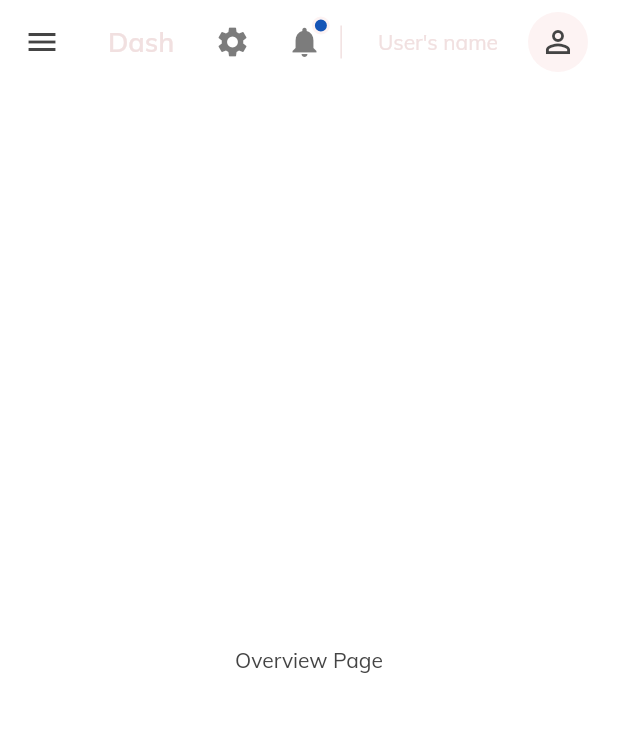
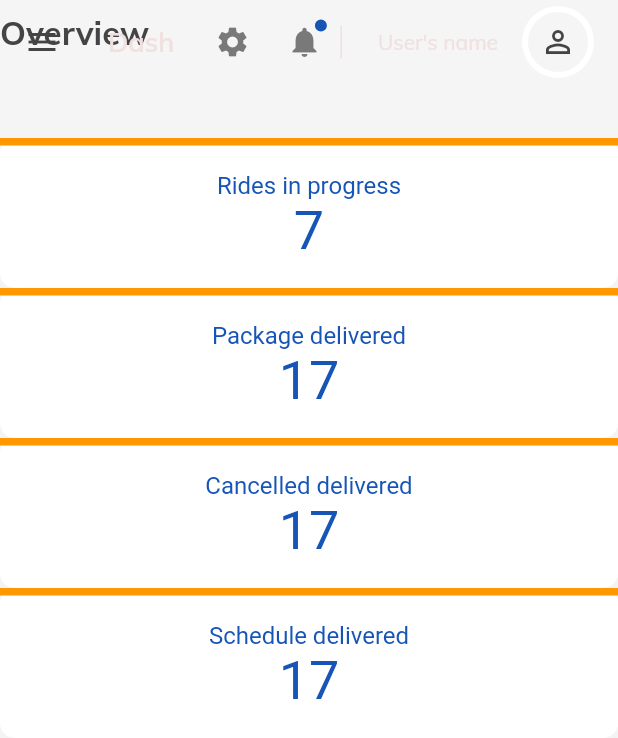
Before and after one commit to Tareq23/ecommerce-frontend, a Flutter app: the screen it shows after launch, on a phone screen of 412 x 824 dp. Shown: the top 738 px of the screen. Run offline on Flutter 3.47's test engine with Material 2 defaults, Android fonts, the phone set to English and light mode, and no system bars; our stand-ins replace get, google_fonts.

Commit message:
overview cards

```diff
--- a/lib/app_layout.dart
+++ b/lib/app_layout.dart
@@ -16,6 +16,7 @@ class AppLayout extends StatelessWidget {
   Widget build(BuildContext context) {
     return Scaffold(
       key: globalKey,
+      extendBodyBehindAppBar: true,
       drawer: const Drawer(child: SideMenu(),),
       appBar: topNavigationBar(context, globalKey),
       body: ResponsiveWidget(largeScreen: const LargeScreenWidget(),smallScreen: const SmallScreenWidget(),),
--- a/lib/constants/style.dart
+++ b/lib/constants/style.dart
@@ -2,7 +2,7 @@
 
 import 'package:flutter/material.dart';
 
-Color light = const Color(0xfffdf3f3);
+Color light = const Color(0xfff5f5f5);
 Color lightGrey = const Color(0xfff1e0e0);
 Color dark = const Color(0xff444444);
 
--- a/lib/main.dart
+++ b/lib/main.dart
@@ -1,4 +1,5 @@
 import 'package:ecommercefrontend/app_layout.dart';
+import 'package:ecommercefrontend/constants/style.dart';
 import 'package:ecommercefrontend/controllers/menu_controller.dart';
 import 'package:ecommercefrontend/controllers/navigation_controller.dart';
 import 'package:ecommercefrontend/pages/home_page.dart';
@@ -23,7 +24,7 @@ class MyApp extends StatelessWidget {
       debugShowCheckedModeBanner: false,
       theme: ThemeData(
         primarySwatch: Colors.blue,
-        scaffoldBackgroundColor: Colors.white,
+        scaffoldBackgroundColor: light,
         textTheme: GoogleFonts.mulishTextTheme(
           Theme.of(context).textTheme
         ).apply(
--- a/lib/pages/overview/overview.dart
+++ b/lib/pages/overview/overview.dart
@@ -1,14 +1,48 @@
-
+import 'package:ecommercefrontend/constants/controllers.dart';
+import 'package:ecommercefrontend/helpers/responsiveness.dart';
+import 'package:ecommercefrontend/pages/overview/widgets/overview_cards_large_screen.dart';
+import 'package:ecommercefrontend/pages/overview/widgets/overview_cards_medium_screen.dart';
+import 'package:ecommercefrontend/pages/overview/widgets/overview_cards_small_screen.dart';
 import 'package:ecommercefrontend/widgets/custom_text.dart';
 import 'package:flutter/material.dart';
+import 'package:get/get.dart';
 
 class OverviewPage extends StatelessWidget {
   const OverviewPage({Key? key}) : super(key: key);
 
   @override
   Widget build(BuildContext context) {
-    return Center(
-      child: CustomText(text: "Overview Page",),
+    return Column(
+      children: [
+        Obx(() {
+          return Row(
+            children: [
+              Container(
+                margin: EdgeInsets.only(
+                  top: ResponsiveWidget.isLargeScreen(context) ? 60 : 8,
+                ),
+                child: CustomText(
+                  text: menuController.activeItem.value,
+                  size: 22,
+                  weight: FontWeight.bold,
+                ),
+              )
+            ],
+          );
+        }),
+        Expanded(
+          child: ListView(
+            children: [
+              if (ResponsiveWidget.isLargeScreen(context))
+                OverviewCardLargeScreen(),
+              if(ResponsiveWidget.isMediumScreen(context))
+                OverviewCardMediumScreen(),
+              if (ResponsiveWidget.isSmallScreen(context))
+                OverviewCardSmallScreen(),
+            ],
+          ),
+        )
+      ],
     );
   }
 }
--- /dev/null
+++ b/lib/pages/overview/widgets/info_card.dart
@@ -0,0 +1,68 @@
+
+import 'package:ecommercefrontend/constants/style.dart';
+import 'package:flutter/material.dart';
+
+class InfoCard extends StatelessWidget {
+  final String title;
+  final String value;
+  final Color topColor;
+  final bool isActive;
+  final VoidCallback onTap;
+  const InfoCard({Key? key,required this.title,required this.value,required this.topColor,required this.isActive,required this.onTap}) : super(key: key);
+
+  @override
+  Widget build(BuildContext context) {
+    return Expanded(
+      child: InkWell(
+        onTap: onTap,
+        child: Container(
+          height: 140,
+          alignment: Alignment.center,
+          decoration: BoxDecoration(
+            color: Colors.white,
+            boxShadow: [
+              BoxShadow(
+                offset: Offset(0,6),
+                color: lightGrey.withOpacity(0.1),
+                blurRadius: 12,
+              ),
+            ],
+            borderRadius: BorderRadius.circular(10),
+          ),
+          child: Column(
+            children: [
+              Row(
+                children: [
+                  Expanded(
+                    child: Container(
+                      color: topColor ?? active,
+                      height: 5,
+                    ),
+                  )
+                ],
+              ),
+              Expanded(child: Container(),),
+              RichText(
+                textAlign: TextAlign.center,
+                text: TextSpan(
+                  children: [
+                    TextSpan(
+                      text: "$title\n",
+                      style: TextStyle(color: isActive ? active : lightGrey,fontSize: 16)
+                    ),
+                    TextSpan(
+                      text: "$value",
+                      style: TextStyle(color: isActive ? active : dark,fontSize: 36),
+                    )
+                  ]
+                ),
+              ),
+              Expanded(child: Container(),),
+
+            ],
+          ),
+        ),
+      ),
+    );
+  }
+}
--- /dev/null
+++ b/lib/pages/overview/widgets/overview_cards_large_screen.dart
@@ -0,0 +1,24 @@
+
+
+import 'package:ecommercefrontend/pages/overview/widgets/info_card.dart';
+import 'package:flutter/material.dart';
+
+class OverviewCardLargeScreen extends StatelessWidget {
+  const OverviewCardLargeScreen({Key? key}) : super(key: key);
+
+  @override
+  Widget build(BuildContext context) {
+    Size screenSize = MediaQuery.of(context).size;
+    return Row(
+      children: [
+        InfoCard(title: "Rides in progress", value: "7", topColor: Colors.orange, isActive: true, onTap: (){}),
+        SizedBox(width: screenSize.width / 64,),
+        InfoCard(title: "Package delivered", value: "17", topColor: Colors.orange, isActive: true, onTap: (){}),
+        SizedBox(width: screenSize.width / 64,),
+        InfoCard(title: "Cancelled delivered", value: "17", topColor: Colors.orange, isActive: true, onTap: (){}),
+        SizedBox(width: screenSize.width / 64,),
+        InfoCard(title: "Schedule delivered", value: "17", topColor: Colors.orange, isActive: true, onTap: (){}),
+      ],
+    );
+  }
+}
--- /dev/null
+++ b/lib/pages/overview/widgets/overview_cards_small_screen.dart
@@ -0,0 +1,27 @@
+
+
+import 'package:ecommercefrontend/pages/overview/widgets/info_card.dart';
+import 'package:flutter/material.dart';
+
+class OverviewCardSmallScreen extends StatelessWidget {
+  const OverviewCardSmallScreen({Key? key}) : super(key: key);
+
+  @override
+  Widget build(BuildContext context) {
+    Size screenSize = MediaQuery.of(context).size;
+    return Container(
+      height: 400,
+      child: Column(
+        children: [
+          InfoCard(title: "Rides in progress", value: "7", topColor: Colors.orange, isActive: true, onTap: (){}),
+          SizedBox(width: screenSize.width / 64,),
+          InfoCard(title: "Package delivered", value: "17", topColor: Colors.orange, isActive: true, onTap: (){}),
+          SizedBox(width: screenSize.width / 64,),
+          InfoCard(title: "Cancelled delivered", value: "17", topColor: Colors.orange, isActive: true, onTap: (){}),
+          SizedBox(width: screenSize.width / 64,),
+          InfoCard(title: "Schedule delivered", value: "17", topColor: Colors.orange, isActive: true, onTap: (){}),
+        ],
+      ),
+    );
+  }
+}
```
Also changed, not shown: lib/pages/overview/widgets/info_card_small_screen.dart (added, +39 -0 lines), lib/pages/overview/widgets/overview_cards_medium_screen.dart (added, +31 -0 lines), lib/widgets/top_nav.dart (+42 -18 lines).
